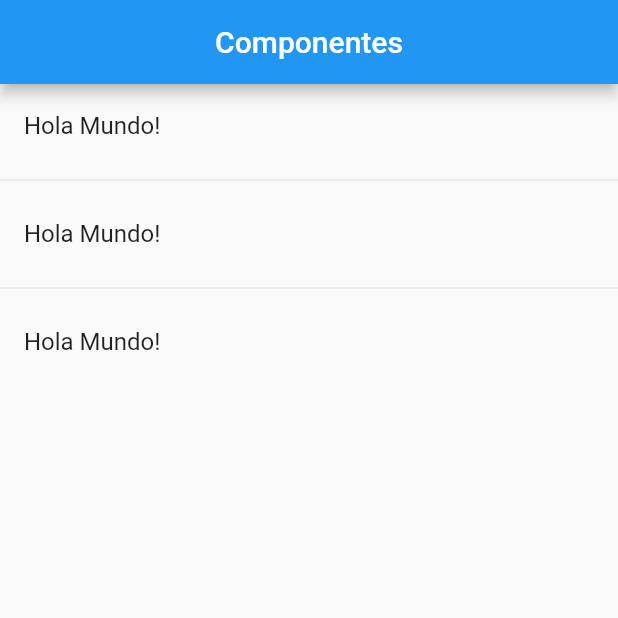
After one commit to Andresdamelio/componentes_flutter, a Flutter app: the screen it shows after launch, on a phone screen of 412 x 824 dp, the top half of it. The commit adds this screen. Run offline on Flutter 3.47's test engine with Material 2 defaults, Android fonts, the phone set to English and light mode, and no system bars.

Commit message:
Agregando HomePage para menu

```diff
--- a/lib/main.dart
+++ b/lib/main.dart
@@ -1,7 +1,9 @@
+
 
 import 'package:flutter/material.dart';
 
-import 'package:componentes_flutter/src/pages/home_temp.dart';
+import 'package:componentes_flutter/src/pages/home_page.dart';
+//import 'package:componentes_flutter/src/pages/home_temp.dart';
 
 
 void main() => runApp(MyApp());
@@ -12,7 +14,7 @@ class MyApp extends StatelessWidget {
     return MaterialApp(
       title: 'Lista',
       debugShowCheckedModeBanner: false,
-      home: HomePageTemp(),
+      home: HomePage(),
     );
   }
 }
--- /dev/null
+++ b/lib/src/pages/home_page.dart
@@ -0,0 +1,31 @@
+import 'package:flutter/material.dart';
+
+
+class HomePage extends StatelessWidget {
+  @override
+  Widget build(BuildContext context) {
+    return Scaffold(
+      appBar: AppBar(
+        title: Text('Componentes'),
+        centerTitle: true,
+      ),
+      body: _list(),
+    );
+  }
+
+  Widget _list() {
+    return ListView(
+      children: _listItems(),
+    );
+  }
+
+  List<Widget>_listItems() {
+    return [
+      ListTile(title: Text('Hola Mundo!')),
+      Divider(),
+      ListTile(title: Text('Hola Mundo!')),
+      Divider(),
+      ListTile(title: Text('Hola Mundo!'))
+    ];
+  }
+}
```
Also changed, not shown: lib/data/menu_opts.json (added, +20 -0 lines).
